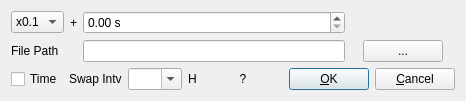
First picture: the form in app/appcmn_qt/fileoptdlg.ui, repository tomojitakasu/RTKLIB, before the edit.
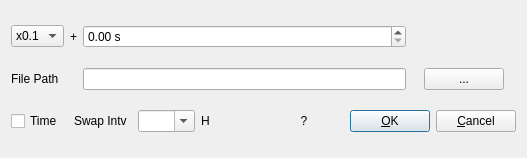
Second picture: the form after the edit.

What changed in the file:
```diff
--- a/app/appcmn_qt/fileoptdlg.ui
+++ b/app/appcmn_qt/fileoptdlg.ui
@@ -6,8 +6,8 @@
    <rect>
     <x>0</x>
     <y>0</y>
-    <width>428</width>
-    <height>96</height>
+    <width>527</width>
+    <height>158</height>
    </rect>
   </property>
   <property name="windowTitle">
```
